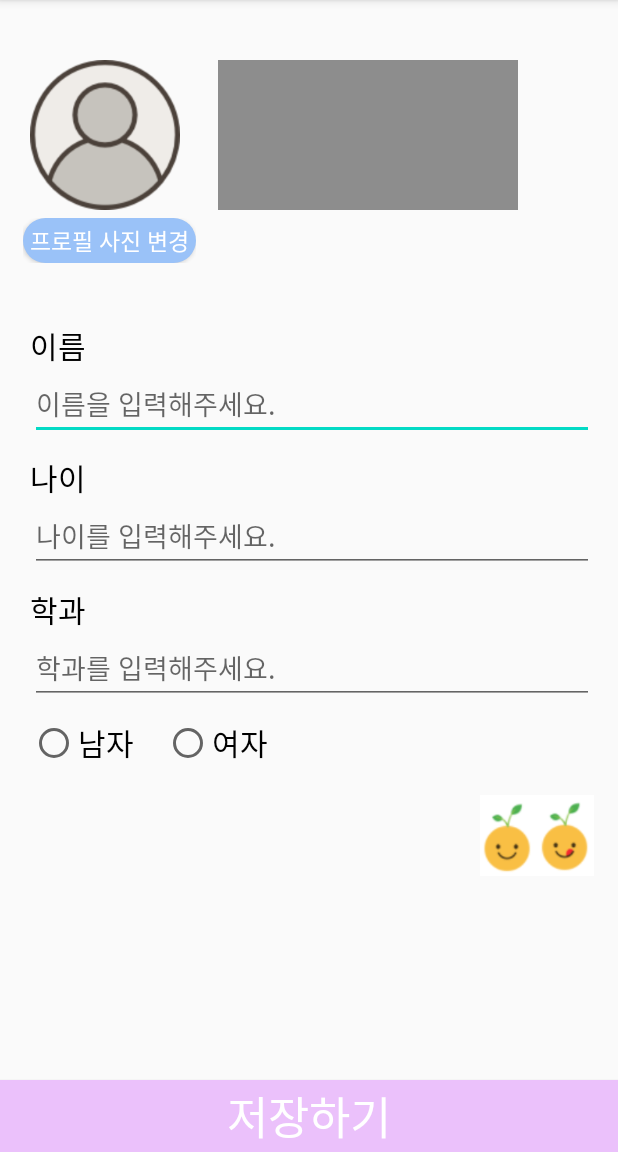
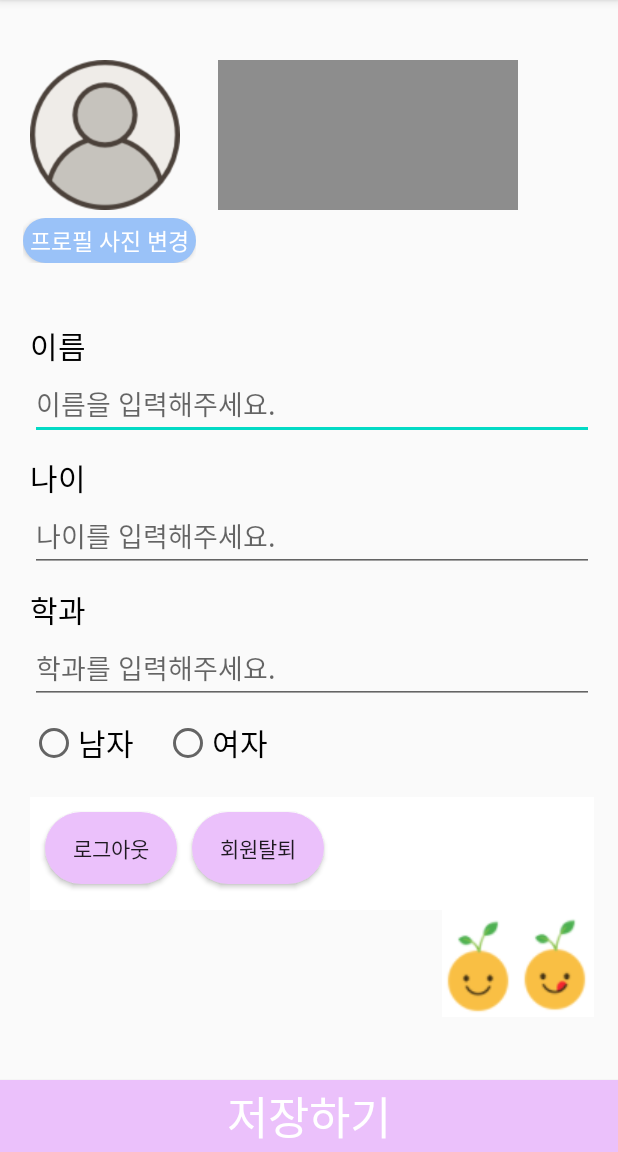
Before and after one commit to seoyeon08/ForSolo, an Android app: the fragment ProfileFragment shown on its own in the app's theme, on a phone screen of 412 x 824 dp, the part 84-1236 px from its top. Run offline under Robolectric (Android 15) with nearby library versions, the phone set to English and light mode, and no system bars; our stand-ins replace Firebase (no records; nobody signed in at launch, a user with empty details on screens opened directly).

Commit message:
Login 기능 완료

```diff
--- a/app/src/main/AndroidManifest.xml
+++ b/app/src/main/AndroidManifest.xml
@@ -27,6 +27,7 @@
 
         <!--        친구 찾기-->
         <activity android:name=".findmate.ProfileActivity"/>
+        <activity android:name=".findmate.FindMateActivity"/>
 
         <!--        채팅-->
         <activity android:name=".chat.ChatActivity"/>
--- a/app/src/main/java/com/example/forsolo/findmate/ProfileActivity.java
+++ b/app/src/main/java/com/example/forsolo/findmate/ProfileActivity.java
@@ -100,13 +100,14 @@ public class ProfileActivity extends AppCompatActivity implements View.OnClickLi
 
     @Override
     protected void onActivityResult(int requestCode, int resultCode, Intent data) {
-        if(requestCode==REQUEST_IMAGE_CAPTURE&&resultCode==RESULT_OK){
+        super.onActivityResult(requestCode, resultCode, data);
+        if (requestCode == REQUEST_IMAGE_CAPTURE && resultCode == RESULT_OK) {
             Bitmap bitmap = BitmapFactory.decodeFile(imageFilePath);
             ExifInterface exif = null;
 
             try {
                 exif = new ExifInterface(imageFilePath);
-            }catch (IOException e){
+            } catch (IOException e) {
                 e.printStackTrace();
             }
 
@@ -119,7 +120,7 @@ public class ProfileActivity extends AppCompatActivity implements View.OnClickLi
             } else {
                 exifDegree = 0;
             }
-            ((ImageView)findViewById(R.id.iv_result)).setImageBitmap(rotate(bitmap,exifDegree));
+            ((ImageView) findViewById(R.id.iv_result)).setImageBitmap(rotate(bitmap, exifDegree));
 
         }
     }
--- a/app/src/main/res/layout/activity_profile.xml
+++ b/app/src/main/res/layout/activity_profile.xml
@@ -138,7 +138,7 @@
         android:background="#ffffff">
 
         <Button
-            android:id="@+id/btnLogOut"
+            android:id="@null"
             android:layout_width="wrap_content"
             android:layout_height="wrap_content"
             android:layout_marginLeft="10dp"
@@ -148,7 +148,7 @@
             android:text="로그아웃"></Button>
 
         <Button
-            android:id="@+id/btnSignOut"
+            android:id="@null"
             android:layout_width="wrap_content"
             android:layout_height="wrap_content"
             android:layout_marginLeft="10dp"
--- a/app/src/main/res/layout/fragment_profile.xml
+++ b/app/src/main/res/layout/fragment_profile.xml
@@ -113,14 +113,43 @@
                 android:textSize="20dp"
                 ></RadioButton>
         </RadioGroup>
+
+        <LinearLayout
+            android:layout_width="match_parent"
+            android:layout_height="75dp"
+            android:layout_marginTop="20dp"
+            android:background="#ffffff">
+
+            <Button
+                android:id="@+id/btnLogOut"
+                android:layout_width="wrap_content"
+                android:layout_height="wrap_content"
+                android:layout_marginLeft="10dp"
+                android:layout_marginTop="10dp"
+                android:background="@drawable/btn_pink"
+                android:gravity="center"
+                android:text="로그아웃"/>
+
+            <Button
+                android:id="@+id/btnSignOut"
+                android:layout_width="wrap_content"
+                android:layout_height="wrap_content"
+                android:layout_marginLeft="10dp"
+                android:layout_marginTop="10dp"
+                android:layout_marginRight="10dp"
+                android:background="@drawable/btn_pink"
+                android:gravity="center"
+                android:text="회원탈퇴"/>
+        </LinearLayout>
+
         <ImageView
             android:layout_width="wrap_content"
             android:layout_height="wrap_content"
-            android:paddingLeft="300dp"
-            android:paddingTop="10dp"
-            android:src="@drawable/profile_image"
-            >
+            android:layout_gravity="right"
+            android:src="@drawable/profile_image">
         </ImageView>
+
+
 
     </LinearLayout>
 
```
